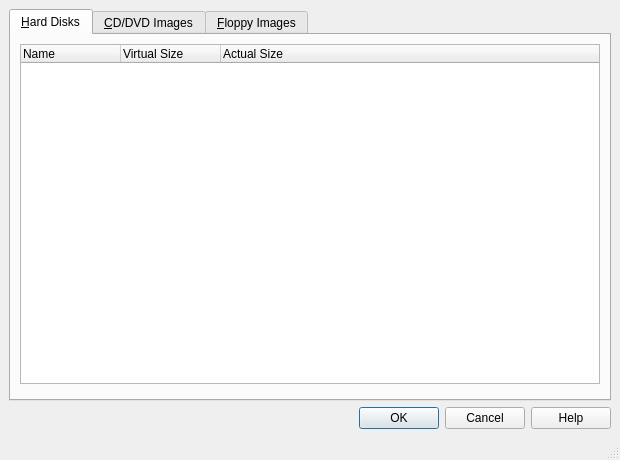
First picture: the form in vbox/src/VBox/Frontends/VirtualBox4/ui/VBoxDiskImageManagerDlg.ui, repository jljuxgm/vboxgit, before the edit.
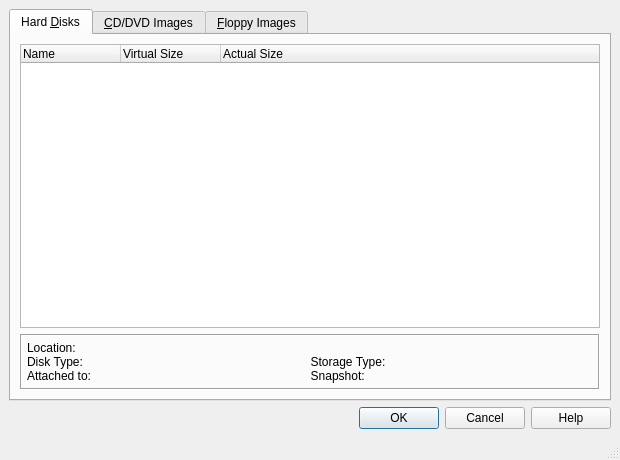
Second picture: the form after the edit. Icons and pictures are not drawn. Custom widgets are drawn as their Qt base class.

```diff
--- a/vbox/src/VBox/Frontends/VirtualBox4/ui/VBoxDiskImageManagerDlg.ui
+++ b/vbox/src/VBox/Frontends/VirtualBox4/ui/VBoxDiskImageManagerDlg.ui
@@ -55,7 +55,7 @@
         </property>
         <widget class="QWidget" name="tbHardDisk" >
          <attribute name="title" >
-          <string>&amp;Hard Disks</string>
+          <string>Hard &amp;Disks</string>
          </attribute>
          <layout class="QVBoxLayout" >
           <item>
@@ -100,6 +100,108 @@
             <property name="frameShadow" >
              <enum>QFrame::Sunken</enum>
             </property>
+            <layout class="QGridLayout" >
+             <property name="leftMargin" >
+              <number>5</number>
+             </property>
+             <property name="topMargin" >
+              <number>5</number>
+             </property>
+             <property name="rightMargin" >
+              <number>5</number>
+             </property>
+             <property name="bottomMargin" >
+              <number>5</number>
+             </property>
+             <property name="verticalSpacing" >
+              <number>0</number>
+             </property>
+             <item row="0" column="0" >
+              <widget class="QLabel" name="mLbHD1" >
+               <property name="text" >
+                <string>&lt;nobr>Location:&lt;/nobr></string>
+               </property>
+              </widget>
+             </item>
+             <item row="0" column="1" colspan="3" >
+              <widget class="QILabel" name="mHdsPane1" >
+               <property name="sizePolicy" >
+                <sizepolicy vsizetype="Preferred" hsizetype="MinimumExpanding" >
+                 <horstretch>0</horstretch>
+                 <verstretch>0</verstretch>
+                </sizepolicy>
+               </property>
+              </widget>
+             </item>
+             <item row="1" column="0" >
+              <widget class="QLabel" name="mLbHD2" >
+               <property name="text" >
+                <string>&lt;nobr>Disk Type:&lt;/nobr></string>
+               </property>
+              </widget>
+             </item>
+             <item row="1" column="1" >
+              <widget class="QILabel" name="mHdsPane2" >
+               <property name="sizePolicy" >
+                <sizepolicy vsizetype="Preferred" hsizetype="MinimumExpanding" >
+                 <horstretch>0</horstretch>
+                 <verstretch>0</verstretch>
+                </sizepolicy>
+               </property>
+              </widget>
+             </item>
+             <item row="1" column="2" >
+              <widget class="QLabel" name="mLbHD3" >
+               <property name="text" >
+                <string>&lt;nobr>&amp;nbsp;&amp;nbsp;Storage Type:&lt;/nobr></string>
+               </property>
+              </widget>
+             </item>
+             <item row="1" column="3" >
+              <widget class="QILabel" name="mHdsPane3" >
+               <property name="sizePolicy" >
+                <sizepolicy vsizetype="Preferred" hsizetype="MinimumExpanding" >
+                 <horstretch>0</horstretch>
+                 <verstretch>0</verstretch>
+                </sizepolicy>
+               </property>
+              </widget>
+             </item>
+             <item row="2" column="0" >
+              <widget class="QLabel" name="mLbHD4" >
+               <property name="text" >
+                <string>&lt;nobr>Attached to:&lt;/nobr></string>
+               </property>
+              </widget>
+             </item>
+             <item row="2" column="1" >
+              <widget class="QILabel" name="mHdsPane4" >
+               <property name="sizePolicy" >
+                <sizepolicy vsizetype="Preferred" hsizetype="MinimumExpanding" >
+                 <horstretch>0</horstretch>
+                 <verstretch>0</verstretch>
+                </sizepolicy>
+               </property>
+              </widget>
+             </item>
+             <item row="2" column="2" >
+              <widget class="QLabel" name="mLbHD5" >
+               <property name="text" >
+                <string>&lt;nobr>&amp;nbsp;&amp;nbsp;Snapshot:&lt;/nobr></string>
+               </property>
+              </widget>
+             </item>
+             <item row="2" column="3" >
+              <widget class="QILabel" name="mHdsPane5" >
+               <property name="sizePolicy" >
+                <sizepolicy vsizetype="Preferred" hsizetype="MinimumExpanding" >
+                 <horstretch>0</horstretch>
+                 <verstretch>0</verstretch>
+                </sizepolicy>
+               </property>
+              </widget>
+             </item>
+            </layout>
            </widget>
           </item>
          </layout>
@@ -222,6 +324,11 @@
    <extends>QTreeWidget</extends>
    <header>QITreeWidget.h</header>
   </customwidget>
+  <customwidget>
+   <class>QILabel</class>
+   <extends>QLabel</extends>
+   <header>QILabel.h</header>
+  </customwidget>
  </customwidgets>
  <resources>
   <include location="../VirtualBox.qrc" />
```
Left out of the diff: 117 changed lines with no effect on the pictures.
